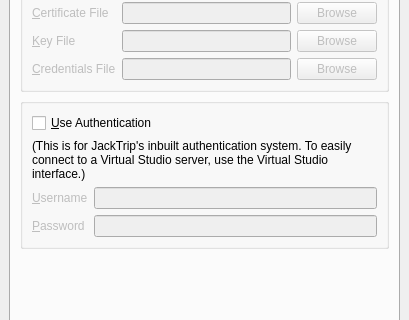
jacktrip/jacktrip, file src/gui/qjacktrip.ui: the form before one commit; both pictures show x 0 to 409 and y 463 to 783 of the 409 by 913 pixel window.
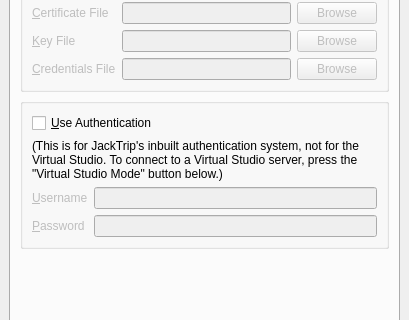
The form after the commit. Icons and pictures are not drawn.

Commit message: Wording change on explanatory label

```diff
--- a/src/gui/qjacktrip.ui
+++ b/src/gui/qjacktrip.ui
@@ -413,7 +413,7 @@
            <item row="1" column="0" colspan="2">
             <widget class="QLabel" name="authNotVSLabel">
              <property name="text">
-              <string>(This is for JackTrip's inbuilt authentication system. To easily connect to a Virtual Studio server, use the Virtual Studio interface.)</string>
+              <string>(This is for JackTrip's inbuilt authentication system, not for the Virtual Studio. To connect to a Virtual Studio server, press the &quot;Virtual Studio Mode&quot; button below.)</string>
              </property>
              <property name="wordWrap">
               <bool>true</bool>
```
The commit also changes 1 other file.
